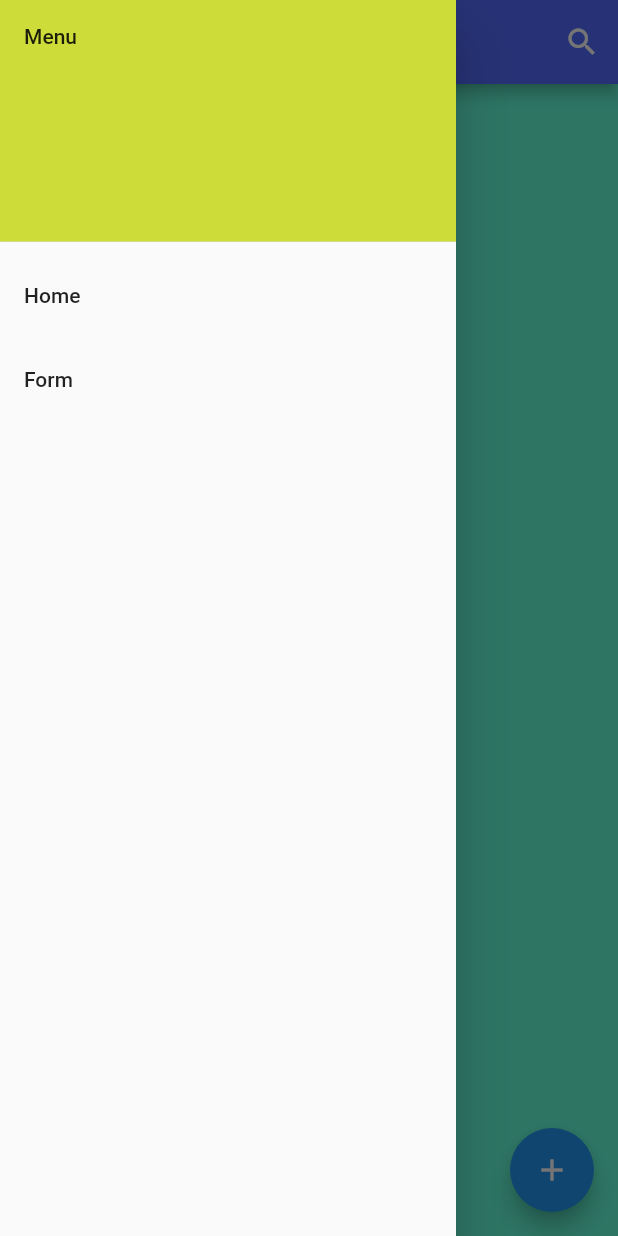
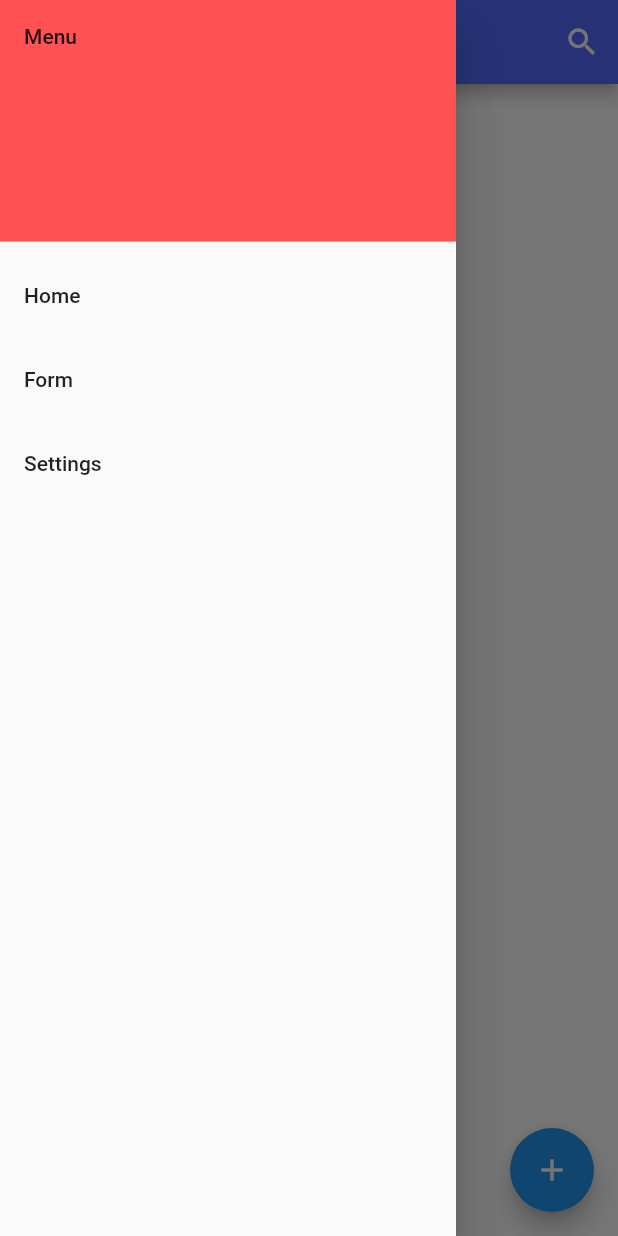
Before and after one commit to Vici009/app-inventaris, a Flutter app: the screen it shows after launch, with the side drawer open, on a phone screen of 412 x 824 dp. Run offline on Flutter 3.47's test engine with Material 2 defaults, Android fonts, the phone set to English and light mode, and no system bars; our stand-ins replace get, sqflite; accounts and stored records are empty.

Commit message:
change bg

```diff
--- a/lib/form_barang.dart
+++ b/lib/form_barang.dart
@@ -41,7 +41,7 @@ class _FormBarangState extends State<FormBarang> {
   @override
   Widget build(BuildContext context) {
     return Scaffold(
-      backgroundColor: Colors.lightBlueAccent,
+      backgroundColor: Colors.white60,
       appBar: AppBar(
         title: Text('Form Barang'),
       ),
--- a/lib/home.dart
+++ b/lib/home.dart
@@ -26,7 +26,7 @@ class _HomePageState extends State<HomePage> {
   @override
   Widget build(BuildContext context) {
     return Scaffold(
-      backgroundColor: Colors.tealAccent,
+      backgroundColor: Colors.white70,
       appBar: AppBar(
         title: const Text('Inventaris'),
         actions: [
@@ -58,7 +58,7 @@ class _HomePageState extends State<HomePage> {
           children: [
             const DrawerHeader(
               decoration: BoxDecoration(
-                color: Colors.lime,
+                color: Colors.redAccent,
               ),
               child: Text('Menu'),
             ),
@@ -82,16 +82,16 @@ class _HomePageState extends State<HomePage> {
                 );
               },
             ),
-            // ListTile(
-            //   title: const Text('List'),
-            //   onTap: () {
-            //     Navigator.push(
-            //       context,
-            //       MaterialPageRoute(
-            //           builder: (context) => const ListBarangPage()),
-            //     );
-            //   },
-            // ),
+             ListTile(
+              title: const Text('Settings'),
+             onTap: () {
+             Navigator.push(
+                context,
+                MaterialPageRoute(
+                     builder: (context) => FormBarang()),
+              );
+             },
+            ),
           ],
         ),
       ),
```
